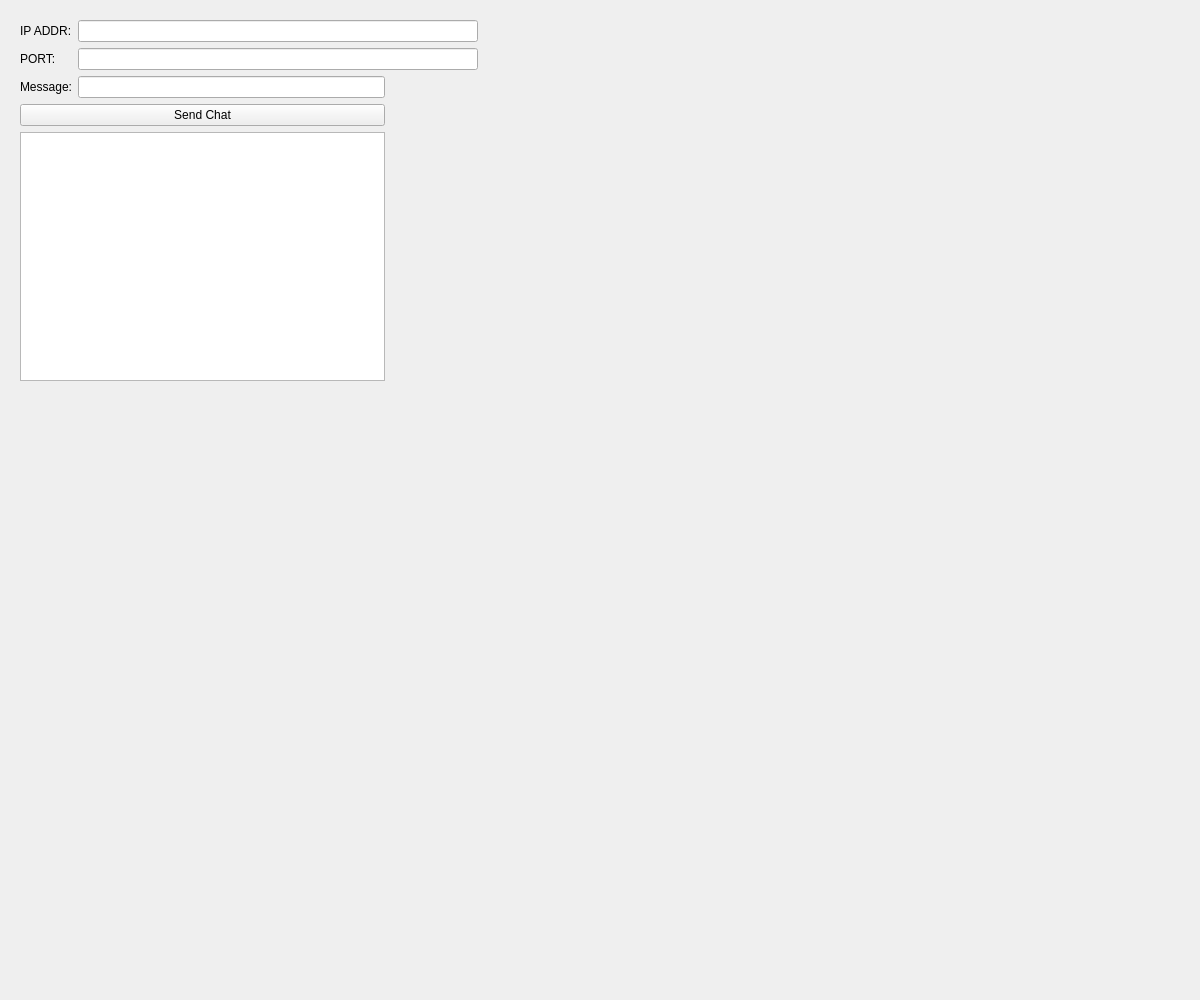
Before: the Qt Designer form client/widget.ui in Donghyeon0915/Sysetm_Gui_Chat, drawn with Qt 5.
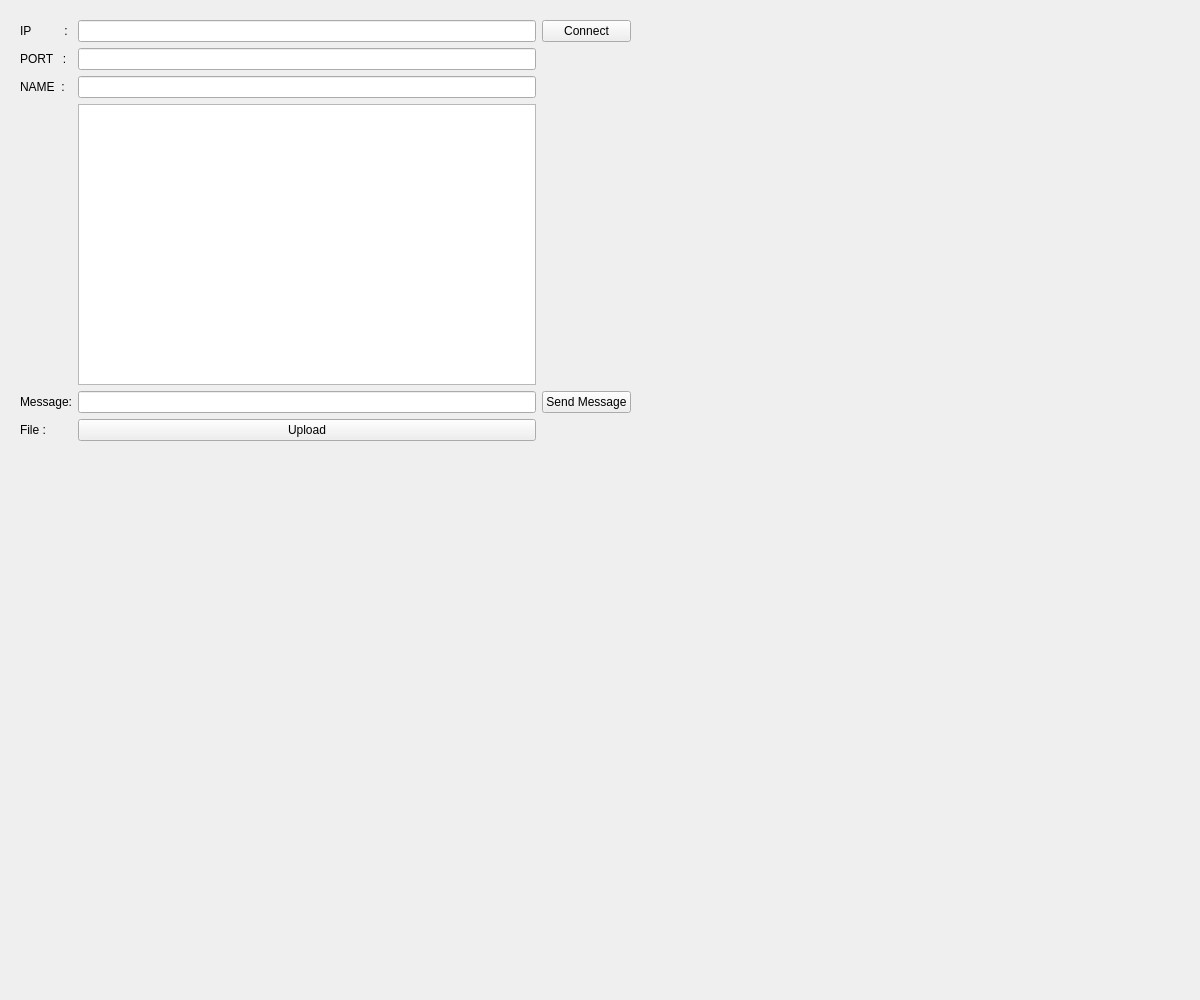
After: the same form once the commit is applied.

The edit to the form file:
```diff
--- a/client/widget.ui
+++ b/client/widget.ui
@@ -18,8 +18,8 @@
     <rect>
      <x>10</x>
      <y>10</y>
-     <width>471</width>
-     <height>381</height>
+     <width>631</width>
+     <height>441</height>
     </rect>
    </property>
    <layout class="QGridLayout" name="gridLayout">
@@ -35,6 +35,33 @@
     <property name="bottomMargin">
      <number>10</number>
     </property>
+    <item row="9" column="0">
+     <widget class="QLabel" name="label_4">
+      <property name="text">
+       <string>File :</string>
+      </property>
+     </widget>
+    </item>
+    <item row="2" column="0">
+     <widget class="QLabel" name="label_3">
+      <property name="text">
+       <string>PORT   : </string>
+      </property>
+     </widget>
+    </item>
+    <item row="6" column="1">
+     <widget class="QLineEdit" name="messageLineEdit"/>
+    </item>
+    <item row="0" column="1">
+     <widget class="QLineEdit" name="ipLineEdit">
+      <property name="minimumSize">
+       <size>
+        <width>400</width>
+        <height>0</height>
+       </size>
+      </property>
+     </widget>
+    </item>
     <item row="0" column="2" colspan="2">
      <widget class="QPushButton" name="connectButton">
       <property name="text">
@@ -42,14 +69,45 @@
       </property>
      </widget>
     </item>
-    <item row="4" column="0" colspan="2">
+    <item row="6" column="0">
+     <widget class="QLabel" name="label_2">
+      <property name="text">
+       <string>Message:</string>
+      </property>
+     </widget>
+    </item>
+    <item row="9" column="1">
+     <widget class="QPushButton" name="pushButton">
+      <property name="text">
+       <string>Upload</string>
+      </property>
+     </widget>
+    </item>
+    <item row="0" column="0">
+     <widget class="QLabel" name="label">
+      <property name="text">
+       <string>IP          :</string>
+      </property>
+     </widget>
+    </item>
+    <item row="6" column="2" colspan="2">
      <widget class="QPushButton" name="sendButton">
       <property name="text">
-       <string>Send Chat</string>
+       <string>Send Message</string>
       </property>
      </widget>
     </item>
-    <item row="5" column="0" colspan="2">
+    <item row="2" column="1">
+     <widget class="QLineEdit" name="portLineEdit">
+      <property name="minimumSize">
+       <size>
+        <width>400</width>
+        <height>0</height>
+       </size>
+      </property>
+     </widget>
+    </item>
+    <item row="4" column="1">
      <widget class="QListWidget" name="listWidget">
       <property name="autoScroll">
        <bool>false</bool>
@@ -65,47 +123,20 @@
       </property>
      </widget>
     </item>
-    <item row="1" column="1">
-     <widget class="QLineEdit" name="portLineEdit">
-      <property name="minimumSize">
-       <size>
-        <width>400</width>
-        <height>0</height>
-       </size>
-      </property>
-     </widget>
-    </item>
-    <item row="0" column="1">
-     <widget class="QLineEdit" name="ipLineEdit">
-      <property name="minimumSize">
-       <size>
-        <width>400</width>
-        <height>0</height>
-       </size>
-      </property>
-     </widget>
-    </item>
-    <item row="0" column="0">
-     <widget class="QLabel" name="label">
-      <property name="text">
-       <string>IP ADDR:</string>
-      </property>
-     </widget>
-    </item>
-    <item row="1" column="0">
-     <widget class="QLabel" name="label_3">
-      <property name="text">
-       <string>PORT:</string>
-      </property>
-     </widget>
-    </item>
-    <item row="3" column="1">
-     <widget class="QLineEdit" name="messageLineEdit"/>
-    </item>
     <item row="3" column="0">
-     <widget class="QLabel" name="label_2">
+     <widget class="QLabel" name="label_5">
       <property name="text">
-       <string>Message:</string>
+       <string>NAME  :</string>
+      </property>
+     </widget>
+    </item>
+    <item row="3" column="1">
+     <widget class="QLineEdit" name="nameLineEdit">
+      <property name="minimumSize">
+       <size>
+        <width>400</width>
+        <height>0</height>
+       </size>
       </property>
      </widget>
     </item>
```
